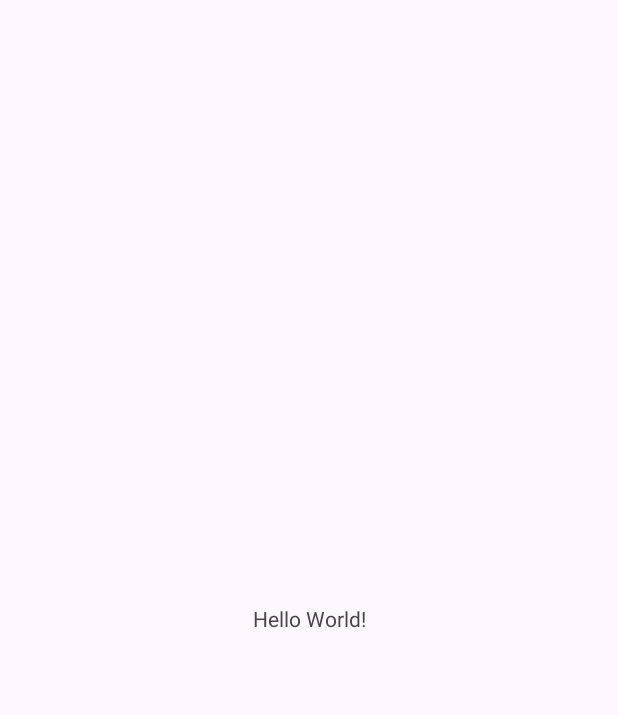
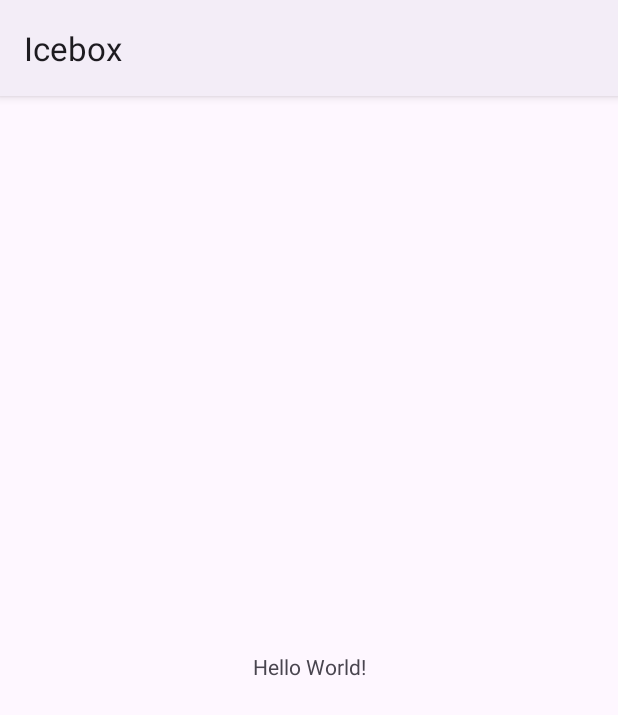
Before and after one commit to zapfeeno/Icebox, an Android app: the screen it shows after launch (MainActivity), on a phone screen of 412 x 824 dp. Before the commit the part shown is almost empty. Shown: the top 715 px of the screen. Run offline under Robolectric (Android 15) with nearby library versions, the phone set to English and light mode, and no system bars.

Commit message:
update build gradle, make actionbar visible

```diff
--- a/app/build.gradle
+++ b/app/build.gradle
@@ -4,7 +4,7 @@ plugins {
 
 android {
     namespace 'com.cs407.icebox'
-    compileSdk 33
+    compileSdk 34
 
     defaultConfig {
         applicationId "com.cs407.icebox"
--- a/app/src/main/res/values-night/themes.xml
+++ b/app/src/main/res/values-night/themes.xml
@@ -1,6 +1,6 @@
 <resources xmlns:tools="http://schemas.android.com/tools">
     <!-- Base application theme. -->
-    <style name="Base.Theme.Icebox" parent="Theme.Material3.DayNight.NoActionBar">
+    <style name="Base.Theme.Icebox" parent="Theme.Material3.DayNight">
         <!-- Customize your dark theme here. -->
         <!-- <item name="colorPrimary">@color/my_dark_primary</item> -->
     </style>
--- a/app/src/main/res/values/themes.xml
+++ b/app/src/main/res/values/themes.xml
@@ -1,6 +1,6 @@
 <resources xmlns:tools="http://schemas.android.com/tools">
     <!-- Base application theme. -->
-    <style name="Base.Theme.Icebox" parent="Theme.Material3.DayNight.NoActionBar">
+    <style name="Base.Theme.Icebox" parent="Theme.Material3.DayNight">
         <!-- Customize your light theme here. -->
         <!-- <item name="colorPrimary">@color/my_light_primary</item> -->
     </style>
```
